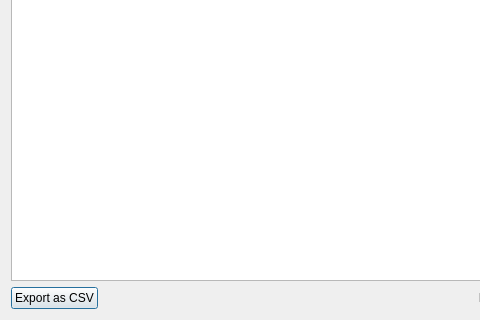
Old version of the form gui/ensembleinfodialog.ui in the repository KejPi/AbracaDABra; both pictures show x 0 to 480 and y 346 to 666 of the 854 by 666 pixel window.
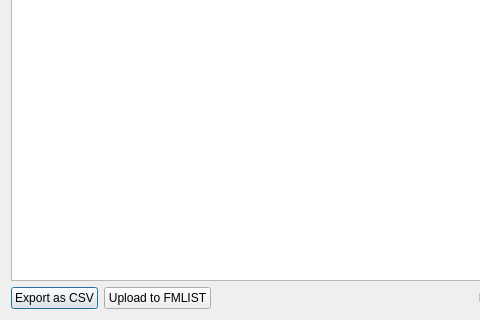
New version of the form.

Commit message: Possibility to manually upload ensemble information to FMLIST added (Issue #5)

What changed in the file:
```diff
--- a/gui/ensembleinfodialog.ui
+++ b/gui/ensembleinfodialog.ui
@@ -550,6 +550,13 @@
        </property>
       </widget>
      </item>
+     <item>
+      <widget class="QPushButton" name="uploadButton">
+       <property name="text">
+        <string>Upload to FMLIST</string>
+       </property>
+      </widget>
+     </item>
      <item>
       <layout class="QHBoxLayout" name="horizontalLayout_19">
        <item>
```
The commit also changes 6 other files.
